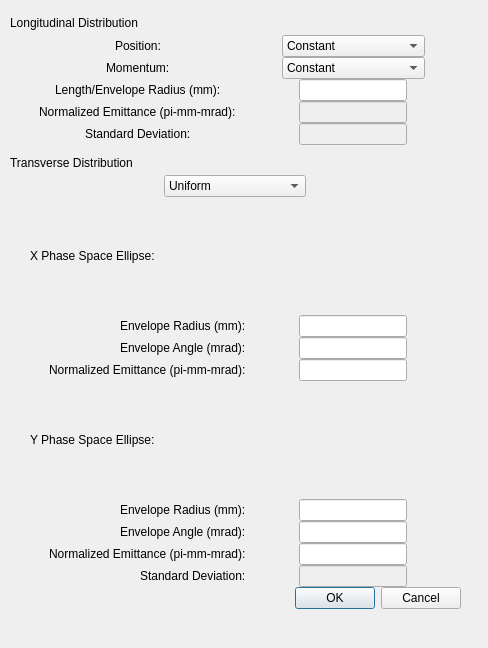
Before: the Qt Designer form py_particle_processor_qt/gui/generate_envelope.ui in DanielWinklehner/py_particle_processor, drawn with Qt 5.
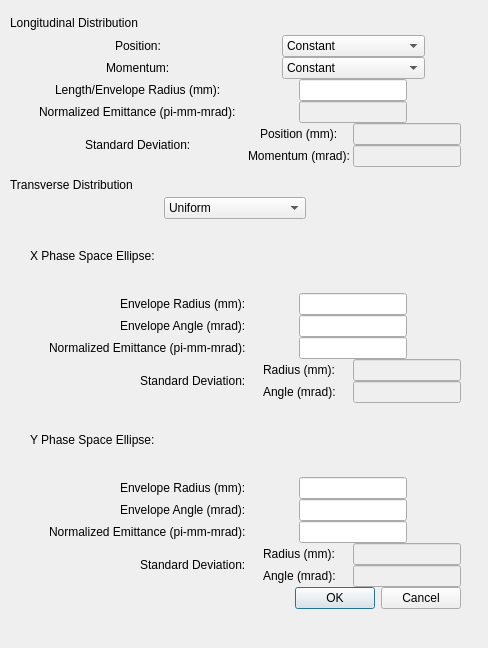
After: the same form once the commit is applied.

Commit message: Fixed line edit and standard deviation issues for the distribution generator -MY

```diff
--- a/py_particle_processor_qt/gui/generate_envelope.ui
+++ b/py_particle_processor_qt/gui/generate_envelope.ui
@@ -57,6 +57,13 @@
        <property name="sizeConstraint">
         <enum>QLayout::SetMaximumSize</enum>
        </property>
+       <item row="1" column="1" alignment="Qt::AlignHCenter">
+        <widget class="QLabel" name="tr_label">
+         <property name="text">
+          <string>Momentum:</string>
+         </property>
+        </widget>
+       </item>
        <item row="0" column="1" alignment="Qt::AlignHCenter|Qt::AlignVCenter">
         <widget class="QLabel" name="tl_label">
          <property name="text">
@@ -71,20 +78,6 @@
          </property>
         </widget>
        </item>
-       <item row="4" column="2" alignment="Qt::AlignHCenter">
-        <widget class="QLineEdit" name="ze">
-         <property name="enabled">
-          <bool>false</bool>
-         </property>
-        </widget>
-       </item>
-       <item row="1" column="1" alignment="Qt::AlignHCenter">
-        <widget class="QLabel" name="tr_label">
-         <property name="text">
-          <string>Momentum:</string>
-         </property>
-        </widget>
-       </item>
        <item row="2" column="2" alignment="Qt::AlignHCenter">
         <widget class="QLineEdit" name="zr"/>
        </item>
@@ -134,55 +127,10 @@
          </item>
         </widget>
        </item>
-       <item row="1" column="2" alignment="Qt::AlignHCenter">
-        <widget class="QComboBox" name="zmom">
+       <item row="4" column="2" alignment="Qt::AlignHCenter">
+        <widget class="QLineEdit" name="ze">
          <property name="enabled">
-          <bool>true</bool>
-         </property>
-         <property name="sizePolicy">
-          <sizepolicy hsizetype="Preferred" vsizetype="Fixed">
-           <horstretch>0</horstretch>
-           <verstretch>0</verstretch>
-          </sizepolicy>
-         </property>
-         <property name="minimumSize">
-          <size>
-           <width>142</width>
-           <height>0</height>
-          </size>
-         </property>
-         <property name="maximumSize">
-          <size>
-           <width>176</width>
-           <height>16777215</height>
-          </size>
-         </property>
-         <item>
-          <property name="text">
-           <string>Constant</string>
-          </property>
-         </item>
-         <item>
-          <property name="text">
-           <string>Uniform along length</string>
-          </property>
-         </item>
-         <item>
-          <property name="text">
-           <string>Uniform on ellipse</string>
-          </property>
-         </item>
-         <item>
-          <property name="text">
-           <string>Gaussian on ellipse</string>
-          </property>
-         </item>
-        </widget>
-       </item>
-       <item row="2" column="1" alignment="Qt::AlignHCenter">
-        <widget class="QLabel" name="bl_label">
-         <property name="text">
-          <string>Length/Envelope Radius (mm):</string>
+          <bool>false</bool>
          </property>
         </widget>
        </item>
@@ -193,10 +141,10 @@
          </property>
         </widget>
        </item>
-       <item row="5" column="2" alignment="Qt::AlignHCenter">
-        <widget class="QLineEdit" name="zstddev">
-         <property name="enabled">
-          <bool>false</bool>
+       <item row="2" column="1" alignment="Qt::AlignHCenter">
+        <widget class="QLabel" name="bl_label">
+         <property name="text">
+          <string>Length/Envelope Radius (mm):</string>
          </property>
         </widget>
        </item>
@@ -216,6 +164,107 @@
          </property>
         </spacer>
        </item>
+       <item row="1" column="2" alignment="Qt::AlignHCenter">
+        <widget class="QComboBox" name="zmom">
+         <property name="enabled">
+          <bool>true</bool>
+         </property>
+         <property name="sizePolicy">
+          <sizepolicy hsizetype="Preferred" vsizetype="Fixed">
+           <horstretch>0</horstretch>
+           <verstretch>0</verstretch>
+          </sizepolicy>
+         </property>
+         <property name="minimumSize">
+          <size>
+           <width>142</width>
+           <height>0</height>
+          </size>
+         </property>
+         <property name="maximumSize">
+          <size>
+           <width>176</width>
+           <height>16777215</height>
+          </size>
+         </property>
+         <item>
+          <property name="text">
+           <string>Constant</string>
+          </property>
+         </item>
+         <item>
+          <property name="text">
+           <string>Uniform along length</string>
+          </property>
+         </item>
+         <item>
+          <property name="text">
+           <string>Uniform on ellipse</string>
+          </property>
+         </item>
+         <item>
+          <property name="text">
+           <string>Gaussian on ellipse</string>
+          </property>
+         </item>
+        </widget>
+       </item>
+       <item row="5" column="2">
+        <layout class="QGridLayout" name="gridLayout_3">
+         <item row="0" column="0" alignment="Qt::AlignHCenter">
+          <widget class="QLabel" name="label_8">
+           <property name="text">
+            <string>Position (mm):</string>
+           </property>
+          </widget>
+         </item>
+         <item row="1" column="0" alignment="Qt::AlignHCenter">
+          <widget class="QLabel" name="label_9">
+           <property name="text">
+            <string>Momentum (mrad):</string>
+           </property>
+          </widget>
+         </item>
+         <item row="0" column="1" alignment="Qt::AlignRight">
+          <widget class="QLineEdit" name="zpstddev">
+           <property name="enabled">
+            <bool>false</bool>
+           </property>
+           <property name="minimumSize">
+            <size>
+             <width>100</width>
+             <height>0</height>
+            </size>
+           </property>
+           <property name="maximumSize">
+            <size>
+             <width>134</width>
+             <height>16777215</height>
+            </size>
+           </property>
+          </widget>
+         </item>
+         <item row="1" column="1" alignment="Qt::AlignRight">
+          <widget class="QLineEdit" name="zmstddev">
+           <property name="enabled">
+            <bool>false</bool>
+           </property>
+           <property name="minimumSize">
+            <size>
+             <width>100</width>
+             <height>0</height>
+            </size>
+           </property>
+           <property name="maximumSize">
+            <size>
+             <width>134</width>
+             <height>16777215</height>
+            </size>
+           </property>
+          </widget>
+         </item>
+        </layout>
+       </item>
       </layout>
      </item>
      <item>
@@ -290,6 +339,9 @@
          <property name="sizeConstraint">
           <enum>QLayout::SetMinimumSize</enum>
          </property>
+         <item row="7" column="2" alignment="Qt::AlignHCenter">
+          <widget class="QLineEdit" name="yrp"/>
+         </item>
          <item row="2" column="1" alignment="Qt::AlignRight">
           <widget class="QLabel" name="bl_label_6">
            <property name="text">
@@ -297,10 +349,24 @@
            </property>
           </widget>
          </item>
-         <item row="6" column="2" alignment="Qt::AlignHCenter">
-          <widget class="QLineEdit" name="yrp"/>
+         <item row="7" column="1" alignment="Qt::AlignRight">
+          <widget class="QLabel" name="bl_label_3">
+           <property name="text">
+            <string>Envelope Angle (mrad):</string>
+           </property>
+          </widget>
          </item>
-         <item row="5" column="0" rowspan="2">
+         <item row="0" column="1" alignment="Qt::AlignLeft|Qt::AlignVCenter">
+          <widget class="QLabel" name="tl_label_2">
+           <property name="text">
+            <string>X Phase Space Ellipse:</string>
+           </property>
+          </widget>
+         </item>
+         <item row="8" column="2" alignment="Qt::AlignHCenter">
+          <widget class="QLineEdit" name="ye"/>
+         </item>
+         <item row="6" column="0" rowspan="2">
           <spacer name="horizontalSpacer_2">
            <property name="orientation">
             <enum>Qt::Horizontal</enum>
@@ -316,65 +382,48 @@
            </property>
           </spacer>
          </item>
-         <item row="7" column="2" alignment="Qt::AlignHCenter">
-          <widget class="QLineEdit" name="ye"/>
-         </item>
-         <item row="0" column="1" alignment="Qt::AlignLeft|Qt::AlignVCenter">
-          <widget class="QLabel" name="tl_label_2">
-           <property name="text">
-            <string>X Phase Space Ellipse:</string>
-           </property>
-          </widget>
-         </item>
-         <item row="7" column="1" alignment="Qt::AlignRight">
+         <item row="8" column="1" alignment="Qt::AlignRight">
           <widget class="QLabel" name="label_5">
            <property name="text">
             <string>Normalized Emittance (pi-mm-mrad):</string>
            </property>
           </widget>
          </item>
+         <item row="9" column="1" alignment="Qt::AlignRight|Qt::AlignVCenter">
+          <widget class="QLabel" name="label_6">
+           <property name="text">
+            <string>Standard Deviation:</string>
+           </property>
+          </widget>
+         </item>
+         <item row="6" column="2" alignment="Qt::AlignHCenter">
+          <widget class="QLineEdit" name="yr">
+           <property name="enabled">
+            <bool>true</bool>
+           </property>
+          </widget>
+         </item>
          <item row="6" column="1" alignment="Qt::AlignRight">
-          <widget class="QLabel" name="bl_label_3">
+          <widget class="QLabel" name="bl_label_4">
            <property name="text">
-            <string>Envelope Angle (mrad):</string>
+            <string>Envelope Radius (mm):</string>
            </property>
           </widget>
          </item>
-         <item row="4" column="1" alignment="Qt::AlignLeft">
+         <item row="5" column="1" alignment="Qt::AlignLeft">
           <widget class="QLabel" name="tr_label_2">
            <property name="text">
             <string>Y Phase Space Ellipse:</string>
            </property>
           </widget>
          </item>
-         <item row="5" column="2" alignment="Qt::AlignHCenter">
-          <widget class="QLineEdit" name="yr">
+         <item row="3" column="2" alignment="Qt::AlignHCenter">
+          <widget class="QLineEdit" name="xe">
            <property name="enabled">
             <bool>true</bool>
            </property>
           </widget>
          </item>
-         <item row="5" column="1" alignment="Qt::AlignRight">
-          <widget class="QLabel" name="bl_label_4">
-           <property name="text">
-            <string>Envelope Radius (mm):</string>
-           </property>
-          </widget>
-         </item>
-         <item row="8" column="1" alignment="Qt::AlignRight|Qt::AlignVCenter">
-          <widget class="QLabel" name="label_6">
-           <property name="text">
-            <string>Standard Deviation:</string>
-           </property>
-          </widget>
-         </item>
-         <item row="8" column="2" alignment="Qt::AlignHCenter">
-          <widget class="QLineEdit" name="ystddev">
-           <property name="enabled">
-            <bool>false</bool>
-           </property>
-          </widget>
-         </item>
          <item row="1" column="1" alignment="Qt::AlignRight">
           <widget class="QLabel" name="bl_label_5">
            <property name="text">
@@ -403,13 +452,125 @@
            </property>
           </widget>
          </item>
-         <item row="3" column="2" alignment="Qt::AlignHCenter">
-          <widget class="QLineEdit" name="xe">
-           <property name="enabled">
-            <bool>true</bool>
+         <item row="4" column="1" alignment="Qt::AlignRight">
+          <widget class="QLabel" name="label_10">
+           <property name="text">
+            <string>Standard Deviation:</string>
            </property>
           </widget>
          </item>
+         <item row="4" column="2">
+          <layout class="QGridLayout" name="gridLayout_4">
+           <item row="0" column="0" alignment="Qt::AlignHCenter">
+            <widget class="QLabel" name="label_11">
+             <property name="text">
+              <string>Radius (mm):</string>
+             </property>
+            </widget>
+           </item>
+           <item row="1" column="0" alignment="Qt::AlignHCenter">
+            <widget class="QLabel" name="label_12">
+             <property name="text">
+              <string>Angle (mrad):</string>
+             </property>
+            </widget>
+           </item>
+           <item row="0" column="1" alignment="Qt::AlignRight">
+            <widget class="QLineEdit" name="xstddev">
+             <property name="enabled">
+              <bool>false</bool>
+             </property>
+             <property name="minimumSize">
+              <size>
+               <width>100</width>
+               <height>0</height>
+              </size>
+             </property>
+             <property name="maximumSize">
+              <size>
+               <width>134</width>
+               <height>16777215</height>
+              </size>
+             </property>
+            </widget>
+           </item>
+           <item row="1" column="1" alignment="Qt::AlignRight">
+            <widget class="QLineEdit" name="xpstddev">
+             <property name="enabled">
+              <bool>false</bool>
+             </property>
+             <property name="minimumSize">
+              <size>
+               <width>100</width>
+               <height>0</height>
+              </size>
+             </property>
+             <property name="maximumSize">
+              <size>
+               <width>134</width>
+               <height>16777215</height>
+              </size>
+             </property>
+            </widget>
+           </item>
+          </layout>
+         </item>
+         <item row="9" column="2">
+          <layout class="QGridLayout" name="gridLayout_5">
+           <item row="0" column="0" alignment="Qt::AlignHCenter">
+            <widget class="QLabel" name="label_13">
+             <property name="text">
+              <string>Radius (mm):</string>
+             </property>
+            </widget>
+           </item>
+           <item row="1" column="0" alignment="Qt::AlignHCenter">
+            <widget class="QLabel" name="label_14">
+             <property name="text">
+              <string>Angle (mrad):</string>
+             </property>
+            </widget>
+           </item>
+           <item row="0" column="1" alignment="Qt::AlignRight">
+            <widget class="QLineEdit" name="ystddev">
+             <property name="enabled">
+              <bool>false</bool>
+             </property>
+             <property name="minimumSize">
+              <size>
+               <width>100</width>
+               <height>0</height>
+              </size>
+             </property>
+             <property name="maximumSize">
+              <size>
+               <width>134</width>
+               <height>16777215</height>
+              </size>
+             </property>
+            </widget>
+           </item>
+           <item row="1" column="1" alignment="Qt::AlignRight">
+            <widget class="QLineEdit" name="ypstddev">
+             <property name="enabled">
+              <bool>false</bool>
+             </property>
+             <property name="minimumSize">
+              <size>
+               <width>100</width>
+               <height>0</height>
+              </size>
+             </property>
+             <property name="maximumSize">
+              <size>
+               <width>134</width>
+               <height>16777215</height>
+              </size>
+             </property>
+            </widget>
+           </item>
+          </layout>
+         </item>
         </layout>
        </item>
       </layout>
```
The commit also changes 4 other files.
